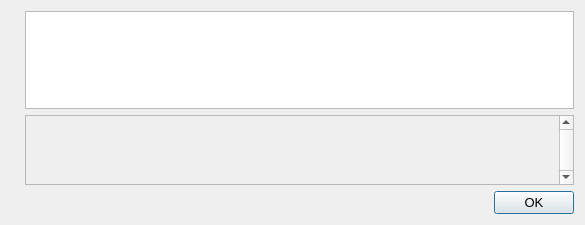
Old version of the form src/qt/forms/helpmessagedialog.ui in the repository IttriumCore/ittrium.
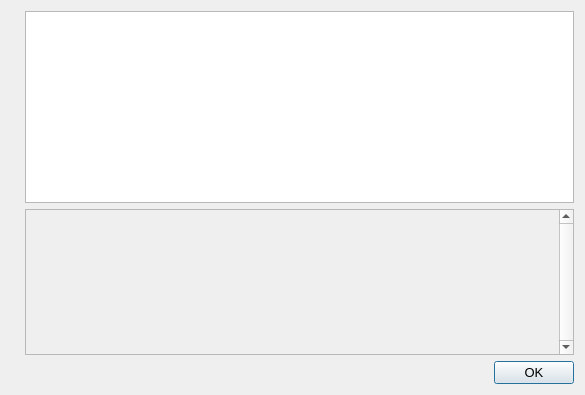
New version of the form. Icons and pictures are not drawn.

```diff
--- a/src/qt/forms/helpmessagedialog.ui
+++ b/src/qt/forms/helpmessagedialog.ui
@@ -7,7 +7,7 @@
     <x>0</x>
     <y>0</y>
     <width>585</width>
-    <height>225</height>
+    <height>395</height>
    </rect>
   </property>
   <property name="font">
@@ -54,7 +54,7 @@
          <rect>
           <x>0</x>
           <y>0</y>
-          <width>549</width>
+          <width>447</width>
           <height>68</height>
          </rect>
         </property>
```
